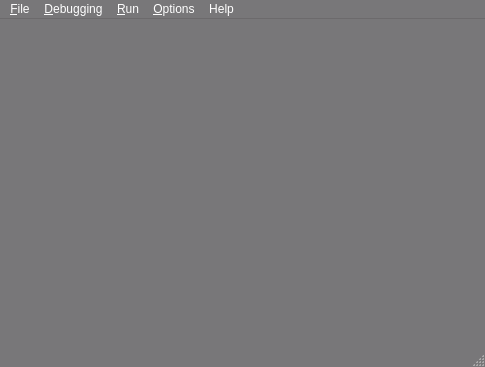
First picture: the form in blurdev/gui/windows/loggerwindow/ui/loggerwindow.ui, repository blurstudio/PrEditor, before the edit.
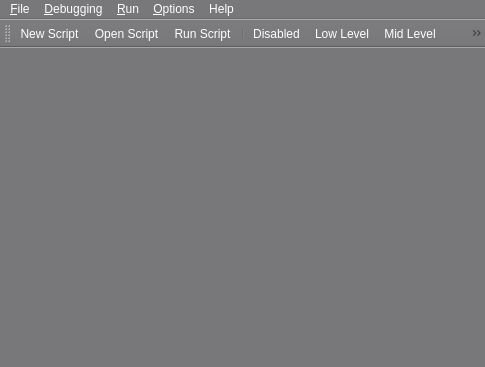
Second picture: the form after the edit.

Commit message: Added ability to toggle word wrap on and off in console Added a toolbar to the LoggerWindow. Set more icons for actions. Ctrl + W now clears the console.

The edit to the form file:
```diff
--- a/blurdev/gui/windows/loggerwindow/ui/loggerwindow.ui
+++ b/blurdev/gui/windows/loggerwindow/ui/loggerwindow.ui
@@ -544,7 +544,36 @@
    <addaction name="uiFileMENU"/>
    <addaction name="uiHelpMENU"/>
   </widget>
-  <widget class="QStatusBar" name="statusbar"/>
+  <widget class="QToolBar" name="toolBar">
+   <property name="windowTitle">
+    <string>toolBar</string>
+   </property>
+   <property name="iconSize">
+    <size>
+     <width>16</width>
+     <height>16</height>
+    </size>
+   </property>
+   <attribute name="toolBarArea">
+    <enum>TopToolBarArea</enum>
+   </attribute>
+   <attribute name="toolBarBreak">
+    <bool>false</bool>
+   </attribute>
+   <addaction name="uiNewScriptACT"/>
+   <addaction name="uiOpenScriptACT"/>
+   <addaction name="uiRunScriptACT"/>
+   <addaction name="separator"/>
+   <addaction name="uiNoDebugACT"/>
+   <addaction name="uiDebugLowACT"/>
+   <addaction name="uiDebugMidACT"/>
+   <addaction name="uiDebugHighACT"/>
+   <addaction name="separator"/>
+   <addaction name="uiRunSelectedACT"/>
+   <addaction name="uiRunAllACT"/>
+   <addaction name="separator"/>
+   <addaction name="uiClearLogACT"/>
+  </widget>
   <action name="uiSaveLogACT">
    <property name="text">
     <string>&amp;Save Log...</string>
```
Left out of the diff: 15 changed lines with no effect on the pictures. The commit also changes 3 other files.
